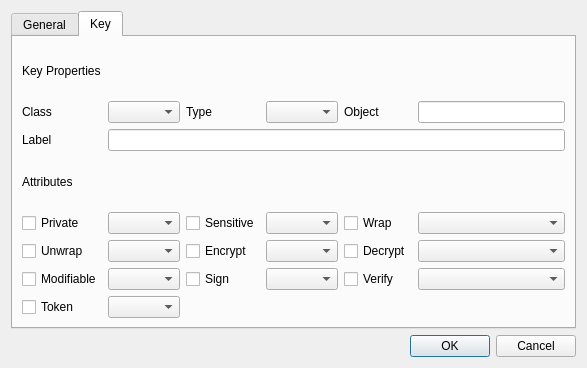
The window that HsmMan/unwrap_key_dlg.ui (jykim74/CryptokiMan) describes before a commit, drawn with Qt 5.
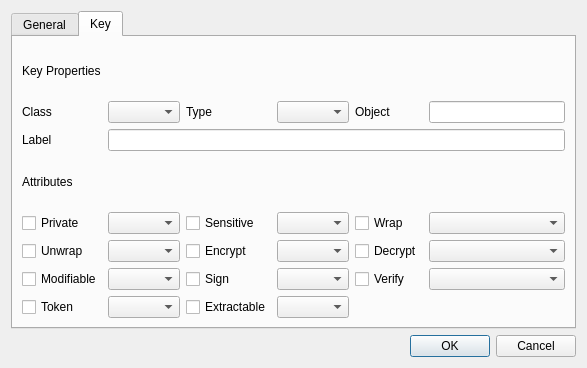
The same window after the commit. The open tabs and pages were chosen to show the change.

```diff
--- a/HsmMan/unwrap_key_dlg.ui
+++ b/HsmMan/unwrap_key_dlg.ui
@@ -296,6 +296,16 @@
        <item row="2" column="1" colspan="5">
         <widget class="QLineEdit" name="mLabelText"/>
        </item>
+       <item row="7" column="3">
+        <widget class="QComboBox" name="mExtractableCombo"/>
+       </item>
+       <item row="7" column="2">
+        <widget class="QCheckBox" name="mExtractableCheck">
+         <property name="text">
+          <string>Extractable</string>
+         </property>
+        </widget>
+       </item>
       </layout>
      </widget>
     </widget>
```
Left out of the diff: 2 changed lines with no effect on the pictures.
